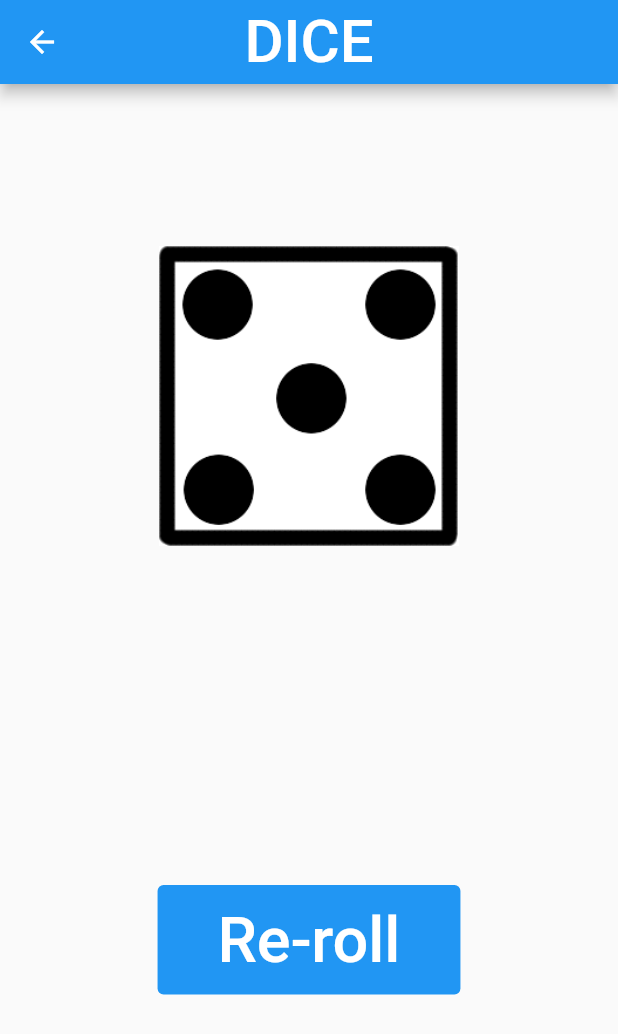
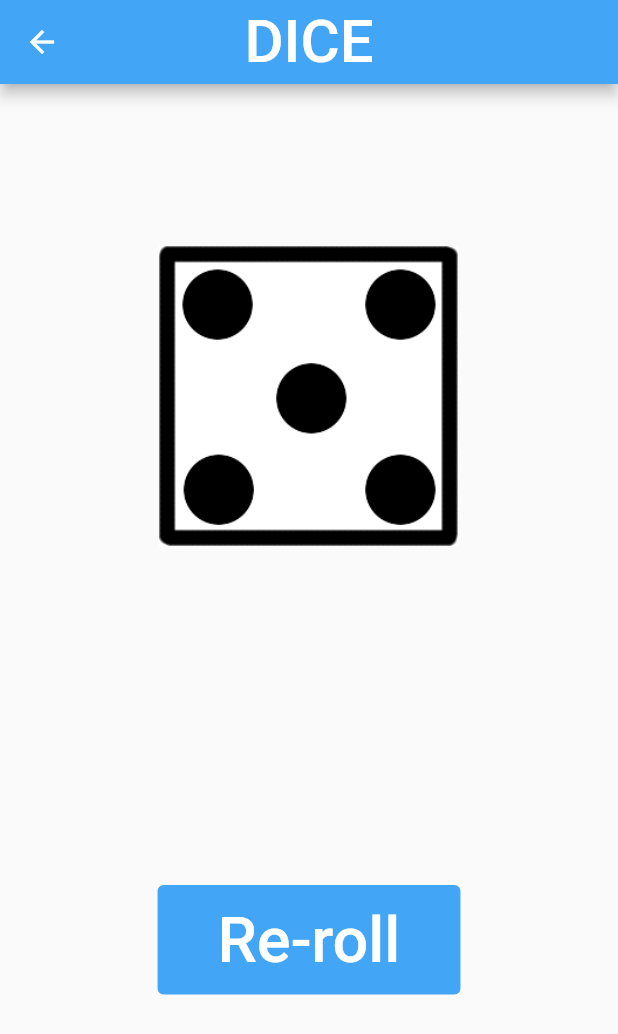
Before and after one commit to Mat029/Dice, a Flutter app: the screen it shows after launch, after a tap on "Roll", on a phone screen of 412 x 824 dp. Shown: the top 1034 px of the screen. Run offline on Flutter 3.47's test engine with Material 2 defaults, Android fonts, the phone set to English and light mode, and no system bars; our stand-ins replace adaptive_theme, shared_preferences; generated files the repository leaves out were written again.

Commit message:
Beta 1.4.0 : add dark theme

```diff
--- a/lib/home.dart
+++ b/lib/home.dart
@@ -42,7 +42,7 @@ class _InitPageState extends State<InitPage> {
   @override
   Widget build(BuildContext context) => SliderTheme(
         data: SliderThemeData(
-          valueIndicatorColor: Colors.blue,
+          valueIndicatorColor: Theme.of(context).primaryColor,
         ),
         child: Column(
           mainAxisAlignment: MainAxisAlignment.spaceBetween,
@@ -61,6 +61,7 @@ class _InitPageState extends State<InitPage> {
               height: 10,
             ),
             Slider(
+                activeColor: Theme.of(context).primaryColor,
                 value: nbofdice.ceilToDouble(),
                 min: 1,
                 max: 10,
@@ -82,6 +83,7 @@ class _InitPageState extends State<InitPage> {
               height: 10,
             ),
             Slider(
+                activeColor: Theme.of(context).primaryColor,
                 value: nbofsides.toDouble(),
                 min: 2,
                 max: 100,
@@ -97,7 +99,7 @@ class _InitPageState extends State<InitPage> {
             TextButton(
                 style: TextButton.styleFrom(
                   padding: EdgeInsets.fromLTRB(40, 12, 40, 12),
-                  backgroundColor: Colors.blue,
+                  backgroundColor: Theme.of(context).primaryColor,
                   primary: Colors.white,
                 ),
                 onPressed: () {
@@ -122,8 +124,8 @@ class _InitPageState extends State<InitPage> {
             ),
             ElevatedButton(
               style: OutlinedButton.styleFrom(
-                  primary: Colors.black,
-                  backgroundColor: Colors.white12,
+                  primary: Theme.of(context).hintColor,
+                  backgroundColor: Theme.of(context).primaryColorDark,
                   shadowColor: Colors.transparent),
               onPressed: () => showModalBottomSheet(
                 context: context,
--- a/lib/main.dart
+++ b/lib/main.dart
@@ -7,12 +7,13 @@ import 'package:shared_preferences/shared_preferences.dart';
 import 'settings/counter.dart';
 import 'settings/darktheme.dart';
 import 'settings/langague.dart';
+import 'package:adaptive_theme/adaptive_theme.dart';
 
-void main() {
-  runApp(MaterialApp(
-    debugShowCheckedModeBanner: false,
-    home: MyApp(),
-  ));
+void main() async {
+  WidgetsFlutterBinding.ensureInitialized();
+  runApp(
+    MyApp(),
+  );
 }
 
 class MyApp extends StatefulWidget {
@@ -21,6 +22,9 @@ class MyApp extends StatefulWidget {
 }
 
 class _MyAppState extends State<MyApp> {
+  bool darkMode = false;
+  dynamic savedThemeMode;
+
   @override
   void initState() {
     super.initState();
@@ -48,7 +52,7 @@ class _MyAppState extends State<MyApp> {
   _getTheme() async {
     SharedPreferences prefs = await SharedPreferences.getInstance();
     setState(() {
-      theme = (prefs
+      themeOption = (prefs
               .getStringList('theme')
               ?.map((e) => e == 'true' ? true : false)
               .toList() ??
@@ -74,7 +78,23 @@ class _MyAppState extends State<MyApp> {
   @override
   Widget build(BuildContext context) {
     SystemChrome.setPreferredOrientations([DeviceOrientation.portraitUp]);
-    return MaterialApp(
+    return AdaptiveTheme(
+        light: ThemeData(
+            brightness: Brightness.light,
+            primaryColor: Colors.blue[400],
+            hintColor: Colors.black,
+            primaryColorLight: Colors.black,
+            primaryColorDark: Colors.white12),
+        dark: ThemeData(
+            brightness: Brightness.dark,
+            primaryColor: Colors.blue[700],
+            hintColor: Colors.white,
+            primaryColorLight: Colors.white70,
+            primaryColorDark: Colors.grey[850]),
+        initial: AdaptiveThemeMode.system,
+        builder: (theme, darktheme) => MaterialApp(
+              theme: theme,
+              darkTheme: darktheme,
               debugShowCheckedModeBanner: false,
               localizationsDelegates: [
                 AppLocalizations.delegate,
@@ -89,6 +109,6 @@ class _MyAppState extends State<MyApp> {
                 Locale("de", "")
               ],
               home: Base(),
-    );
+            ));
   }
 }
--- a/lib/roll.dart
+++ b/lib/roll.dart
@@ -54,6 +54,7 @@ class _MyHomePageState extends State<MyHomePage> {
   Widget build(BuildContext context) {
     return Scaffold(
       appBar: AppBar(
+        backgroundColor: Theme.of(context).primaryColor,
         centerTitle: true,
         title: Text(
           widget.title,
@@ -76,7 +77,7 @@ class _MyHomePageState extends State<MyHomePage> {
               style: TextButton.styleFrom(
                   padding: EdgeInsets.fromLTRB(40, 12, 40, 12),
                   primary: Colors.white,
-                  backgroundColor: Colors.blue),
+                  backgroundColor: Theme.of(context).primaryColor),
               onPressed: _launch,
               child: Text(
                 AppLocalizations.of(context)!.reroll,
--- a/lib/settings/counter.dart
+++ b/lib/settings/counter.dart
@@ -19,6 +19,7 @@ class _CounterState extends State<Counter> {
     }
 
     return Switch(
+      activeColor: Theme.of(context).primaryColor,
       value: isSelected,
       onChanged: (value) async {
         setState(() {
--- a/lib/settings/darktheme.dart
+++ b/lib/settings/darktheme.dart
@@ -1,5 +1,6 @@
 import 'package:flutter/material.dart';
 import 'package:shared_preferences/shared_preferences.dart';
+import 'package:adaptive_theme/adaptive_theme.dart';
 
 class DarkTheme extends StatefulWidget {
   const DarkTheme({Key? key}) : super(key: key);
@@ -8,7 +9,7 @@ class DarkTheme extends StatefulWidget {
   _DarkThemeState createState() => _DarkThemeState();
 }
 
-List<bool> theme = [false, true, false];
+List<bool> themeOption = [false, true, false];
 int themeInt = 0;
 
 class _DarkThemeState extends State<DarkTheme> {
@@ -19,19 +20,26 @@ class _DarkThemeState extends State<DarkTheme> {
       setState(() {
         prefs.setStringList(
           "theme",
-          theme.map((e) => e ? 'true' : 'false').toList(),
+          themeOption.map((e) => e ? 'true' : 'false').toList(),
         );
         prefs.setInt('themInt', themeInt);
+        if (themeOption[0] == true) {
+          AdaptiveTheme.of(context).setLight();
+        } else if (themeOption[1] == true) {
+          AdaptiveTheme.of(context).setSystem();
+        } else {
+          AdaptiveTheme.of(context).setDark();
+        }
       });
     }
 
     return ToggleButtons(
-      isSelected: theme,
+      isSelected: themeOption,
       children: <Widget>[Text("Day"), Text("System"), Text("Night")],
       onPressed: (int index) {
         setState(() {
-          for (int i = 0; i < theme.length; i++) {
-            theme[i] = i == index;
+          for (int i = 0; i < themeOption.length; i++) {
+            themeOption[i] = i == index;
           }
           themeInt = index;
           _saveTheme();
--- a/lib/widget/dice_number.dart
+++ b/lib/widget/dice_number.dart
@@ -16,7 +16,9 @@ class Sides extends StatelessWidget {
           width: ((220 + c) * x) + 30,
           height: (220 * x) + 30,
           decoration: BoxDecoration(
-            border: Border.all(color: Colors.black, width: (10 * x) + 3),
+            border: Border.all(
+                color: Theme.of(context).primaryColorLight,
+                width: (10 * x) + 3),
             borderRadius: BorderRadius.circular(50 * x),
             shape: BoxShape.rectangle,
           ),
@@ -26,7 +28,7 @@ class Sides extends StatelessWidget {
               "$number",
               textScaleFactor: (10.8 * x) + 1.2,
               style: TextStyle(
-                color: Colors.black,
+                color: Theme.of(context).primaryColorLight,
               ),
             ),
           ),
--- a/lib/widget/dice_side.dart
+++ b/lib/widget/dice_side.dart
@@ -1,3 +1,4 @@
+import 'package:deapp/settings/darktheme.dart';
 import 'package:flutter/material.dart';
 
 class SidesImage extends StatelessWidget {
@@ -9,7 +10,7 @@ class SidesImage extends StatelessWidget {
 
   @override
   Widget build(BuildContext context) {
-    var imageArray = [
+    var imageArrayLight = [
       'one.png',
       'two.png',
       'three.png',
@@ -17,10 +18,33 @@ class SidesImage extends StatelessWidget {
       'five.png',
       'six.png'
     ];
-    return Image.asset(
-      "image/" + imageArray[number - 1],
-      height: (175 * x) + 25,
-      width: (175 * x) + 25,
-    );
+    var imageArrayDark = [
+      "dark_one.png",
+      "dark_two.png",
+      "dark_three.png",
+      "dark_four.png",
+      "dark_five.png",
+      "dark_six.png"
+    ];
+    if (themeOption[2] == true) {
+      return Image.asset(
+        "image/" + imageArrayDark[number - 1],
+        height: (175 * x) + 25,
+        width: (175 * x) + 25,
+      );
+    } else if (themeOption[1] == true &&
+        MediaQuery.of(context).platformBrightness == Brightness.dark) {
+      return Image.asset(
+        "image/" + imageArrayDark[number - 1],
+        height: (175 * x) + 25,
+        width: (175 * x) + 25,
+      );
+    } else {
+      return Image.asset(
+        "image/" + imageArrayLight[number - 1],
+        height: (175 * x) + 25,
+        width: (175 * x) + 25,
+      );
+    }
   }
 }
```
Also changed, not shown: pubspec.yaml (+8 -1 lines), image/dark_five.png (added), image/dark_four.png (added), image/dark_one.png (added), image/dark_six.png (added), image/dark_three.png (added), image/dark_two.png (added), pubspec.lock, 1 other file. Lines whose indentation alone changed are shown as unchanged.
